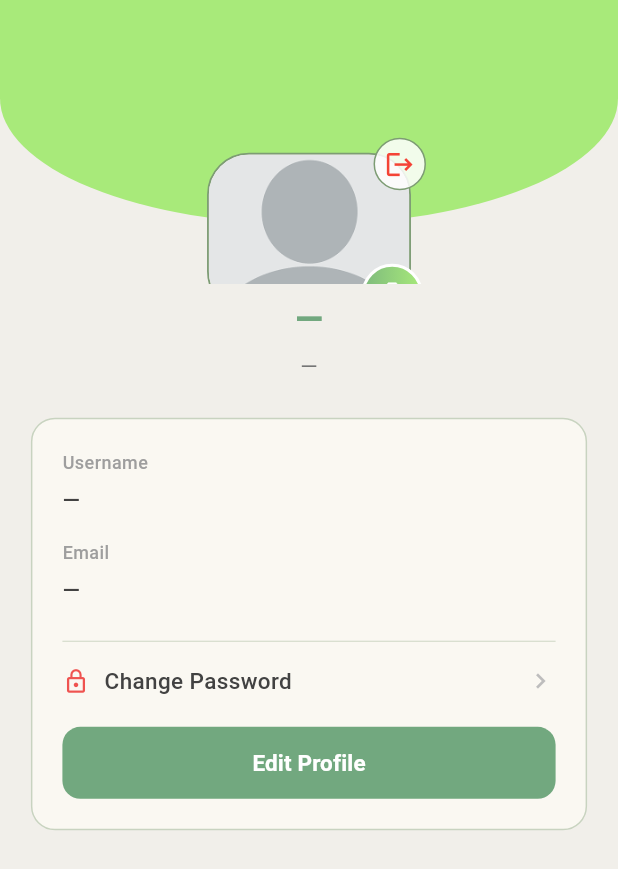
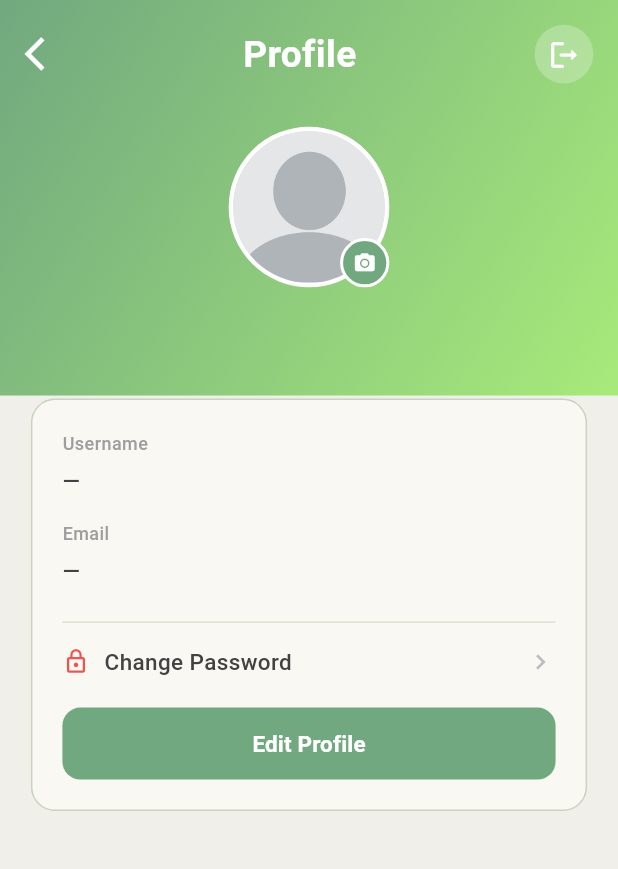
Before and after one commit to noobetajoshua/soiltech-master, a Flutter app: the ProfileScreen screen opened directly, on a phone screen of 412 x 824 dp. Shown: the top 869 px of the screen. Run offline on Flutter 3.47's test engine with Material 3 defaults, Android fonts, the phone set to English and light mode, and no system bars; our stand-ins replace image_picker, supabase_flutter; accounts and stored records are empty.

Commit message:
Refactor profile.dart: remove duplication and improve camera interaction
- Removed duplicate handling for username and email
- Updated camera icon behavior:
  - Tap shows image source options
  - Tapping outside hides options and restores camera icon

```diff
--- a/soiltech_frontend/lib/profile.dart
+++ b/soiltech_frontend/lib/profile.dart
@@ -5,6 +5,7 @@ import 'package:soiltech/controllers/profile_photo_controller.dart';
 import 'package:soiltech/controllers/profile_info_controller.dart';
 import 'package:soiltech/login.dart';
 import 'package:soiltech/change_password_screen.dart';
+
 class ProfileScreen extends StatefulWidget {
   const ProfileScreen({super.key});
 
@@ -73,10 +74,6 @@ class _ProfileScreenState extends State<ProfileScreen> {
     _usernameController.text = _username;
     _emailController.text = _email;
     setState(() => _isEditMode = true);
-  }
-
-  void _cancelEditMode() {
-    setState(() => _isEditMode = false);
   }
 
   Future<void> _handleSaveProfile() async {
@@ -159,111 +156,124 @@ class _ProfileScreenState extends State<ProfileScreen> {
     final w = MediaQuery.of(context).size.width;
     final h = MediaQuery.of(context).size.height;
 
-    final avatarBoxWidth = w * 0.33;
-    final avatarBoxHeight = h * 0.13;
-    final avatarIconSize = w * 0.18;
-    final headerHeight = h * 0.23;
-    final bannerHeight = headerHeight * 0.79;
-
     return Scaffold(
       backgroundColor: bgColor,
-      body: SafeArea(
-        child: _isLoading
+      body: _isLoading
           ? const Center(child: CircularProgressIndicator(color: darkGreen))
-            : RefreshIndicator(
+          : GestureDetector(
+              onTap: () {
+                if (showPictureMenu) setState(() => showPictureMenu = false);
+              },
+              child: Stack(
+                children: [
+                  // ── Gradient header ───────────────────────────────
+                  Container(
+                    height: h * 0.32,
+                    width: double.infinity,
+                    decoration: const BoxDecoration(
+                      gradient: LinearGradient(
+                        colors: [darkGreen, greenColor],
+                        begin: Alignment.topLeft,
+                        end: Alignment.bottomRight,
+                      ),
+                    ),
+                  ),
+
+                  SafeArea(
+                    child: RefreshIndicator(
                       color: darkGreen,
                       onRefresh: _loadProfile,
                       child: SingleChildScrollView(
                         physics: const AlwaysScrollableScrollPhysics(),
                         child: Column(
                           children: [
-                      // ── Header / Avatar ──────────────────────────────
-                      SizedBox(
-                        height: headerHeight,
-                        width: double.infinity,
-                        child: Stack(
-                          alignment: Alignment.topCenter,
+                            // ── Top bar ─────────────────────────────
+                            Padding(
+                              padding: EdgeInsets.symmetric(
+                                horizontal: w * 0.04,
+                                vertical: h * 0.02,
+                              ),
+                              child: Row(
                                 children: [
-                            // Green banner
-                            Container(
-                              height: bannerHeight,
-                              width: double.infinity,
-                              decoration: const BoxDecoration(
-                                color: greenColor,
-                                borderRadius: BorderRadius.only(
-                                  bottomLeft: Radius.elliptical(220, 90),
-                                  bottomRight: Radius.elliptical(220, 90),
+                                  // Back arrow
+                                  GestureDetector(
+                                    onTap: () => Navigator.pop(context),
+                                    child: Icon(
+                                      Icons.arrow_back_ios,
+                                      color: Colors.white,
+                                      size: w * 0.065,
+                                    ),
+                                  ),
+
+                                  const Spacer(),
+
+                                  // Title
+                                  Text(
+                                    'Profile',
+                                    style: TextStyle(
+                                      fontSize: w * 0.06,
+                                      fontWeight: FontWeight.bold,
+                                      color: Colors.white,
+                                    ),
+                                  ),
+
+                                  const Spacer(),
+
+                                  // Logout button
+                                  GestureDetector(
+                                    onTap: _handleSignOut,
+                                    child: Container(
+                                      padding: EdgeInsets.all(w * 0.02),
+                                      decoration: BoxDecoration(
+                                        color: Colors.white.withOpacity(0.25),
+                                        shape: BoxShape.circle,
+                                      ),
+                                      child: Icon(
+                                        Icons.logout_rounded,
+                                        color: Colors.white,
+                                        size: w * 0.055,
                                       ),
                                     ),
                                   ),
+                                ],
+                              ),
+                            ),
 
-                            // Avatar card
-                            Positioned(
-                              top: bannerHeight * 0.68,
-                              child: Stack(
+                            SizedBox(height: h * 0.015),
+
+                            // ── Avatar + camera ─────────────────────
+                            Stack(
                               clipBehavior: Clip.none,
                               children: [
                                 Container(
-                                    width: avatarBoxWidth,
-                                    height: avatarBoxHeight,
+                                  width: w * 0.26,
+                                  height: w * 0.26,
                                   decoration: BoxDecoration(
-                                      color: bgColor,
-                                      borderRadius: BorderRadius.circular(28),
+                                    shape: BoxShape.circle,
+                                    color: Colors.grey.shade300,
                                     border: Border.all(
-                                        color: borderColor,
-                                        width: 1.2,
+                                      color: Colors.white,
+                                      width: 3,
                                     ),
                                   ),
-                                    child: ClipRRect(
-                                      borderRadius: BorderRadius.circular(27),
-                                      child: _buildProfileImage(avatarIconSize),
-                                    ),
-                                  ),
-
-                                  // Logout icon
-                                  Positioned(
-                                    top: -10,
-                                    right: -10,
-                                    child: GestureDetector(
-                                      onTap: _handleSignOut,
-                                      child: Container(
-                                        padding: EdgeInsets.all(w * 0.015),
-                                        decoration: BoxDecoration(
-                                          color: Colors.white.withOpacity(0.85),
-                                          shape: BoxShape.circle,
-                                          border: Border.all(
-                                            color: borderColor,
-                                            width: 1,
-                                          ),
-                                        ),
-                                        child: Icon(
-                                          Icons.logout,
-                                          color: Colors.red,
-                                          size: w * 0.05,
-                                        ),
-                                      ),
+                                  child: ClipOval(
+                                    child: _buildProfileImage(w * 0.15),
                                   ),
                                 ),
 
                                 // Camera button
                                 Positioned(
-                                    bottom: -8,
-                                    right: -8,
+                                  bottom: 0,
+                                  right: 0,
                                   child: GestureDetector(
                                     onTap: () => setState(
-                                        () =>
-                                            showPictureMenu = !showPictureMenu,
+                                      () => showPictureMenu = !showPictureMenu,
                                     ),
                                     child: Container(
-                                        padding: EdgeInsets.all(w * 0.02),
+                                      padding: EdgeInsets.all(w * 0.016),
                                       decoration: BoxDecoration(
                                         shape: BoxShape.circle,
-                                          gradient: const LinearGradient(
-                                            colors: [
-                                              Color(0xFF7DB97D),
-                                              Color(0xFFA8EA7A),
-                                            ],
-                                          ),
+                                        color: darkGreen,
                                         border: Border.all(
                                           color: Colors.white,
                                           width: 2,
@@ -271,48 +281,34 @@ class _ProfileScreenState extends State<ProfileScreen> {
                                       ),
                                       child: Icon(
                                         Icons.camera_alt,
-                                          size: w * 0.05,
+                                        size: w * 0.038,
                                         color: Colors.white,
                                       ),
                                     ),
                                   ),
                                 ),
-                                ],
+
+                                // ── Picture menu below camera icon ───
+                                if (showPictureMenu)
+                                  Positioned(
+                                    top: w * 0.26 + 6,
+                                    right: 0,
+                                    child: GestureDetector(
+                                      onTap:
+                                          () {}, // absorb tap — prevent dismiss
+                                      child: _pictureMenu(w),
                                     ),
                                   ),
                               ],
                             ),
+
+                            SizedBox(height: h * 0.09),
+
+                            // ── Profile card ────────────────────────
+                            Padding(
+                              padding: EdgeInsets.symmetric(
+                                horizontal: w * 0.05,
                               ),
-
-                      const SizedBox(height: 6),
-
-                      // Username display
-                      Text(
-                        _username.isNotEmpty ? _username : '—',
-                        style: TextStyle(
-                          fontSize: w * 0.058,
-                          fontWeight: FontWeight.w800,
-                          color: darkGreen,
-                        ),
-                      ),
-
-                      const SizedBox(height: 4),
-
-                      // Email display
-                      Text(
-                        _email.isNotEmpty ? _email : '—',
-                        style: TextStyle(
-                          fontSize: w * 0.036,
-                          fontWeight: FontWeight.w400,
-                          color: Colors.grey.shade600,
-                        ),
-                      ),
-
-                      const SizedBox(height: 24),
-
-                      // ── Profile Card ─────────────────────────────────
-                      Padding(
-                        padding: EdgeInsets.symmetric(horizontal: w * 0.05),
                               child: Container(
                                 width: double.infinity,
                                 padding: const EdgeInsets.symmetric(
@@ -330,7 +326,7 @@ class _ProfileScreenState extends State<ProfileScreen> {
                                 child: Column(
                                   crossAxisAlignment: CrossAxisAlignment.start,
                                   children: [
-                              // ── Username field ──
+                                    // ── Username ──
                                     _buildFieldLabel('Username'),
                                     const SizedBox(height: 6),
                                     _isEditMode
@@ -339,19 +335,19 @@ class _ProfileScreenState extends State<ProfileScreen> {
 
                                     const SizedBox(height: 16),
 
-                              // ── Email field ──
+                                    // ── Email ──
                                     _buildFieldLabel('Email'),
                                     const SizedBox(height: 6),
                                     _isEditMode
                                         ? _buildTextField(
                                             _emailController,
-                                      keyboardType: TextInputType.emailAddress,
+                                            keyboardType:
+                                                TextInputType.emailAddress,
                                           )
                                         : _buildDisplayText(_email),
 
                                     const SizedBox(height: 16),
 
-                              // ── Divider ──
                                     Divider(
                                       color: borderColor.withOpacity(0.3),
                                       thickness: 0.8,
@@ -364,7 +360,10 @@ class _ProfileScreenState extends State<ProfileScreen> {
                                       onTap: () {
                                         Navigator.push(
                                           context,
-    MaterialPageRoute(builder: (_) => const ChangePasswordScreen()),
+                                          MaterialPageRoute(
+                                            builder: (_) =>
+                                                const ChangePasswordScreen(),
+                                          ),
                                         );
                                       },
                                       child: Row(
@@ -395,7 +394,7 @@ class _ProfileScreenState extends State<ProfileScreen> {
 
                                     const SizedBox(height: 20),
 
-                              // ── Action Button ──
+                                    // ── Action button ──
                                     SizedBox(
                                       width: double.infinity,
                                       height: 48,
@@ -407,12 +406,11 @@ class _ProfileScreenState extends State<ProfileScreen> {
                                               style: ElevatedButton.styleFrom(
                                                 backgroundColor: darkGreen,
                                                 foregroundColor: Colors.white,
-                                          disabledBackgroundColor: darkGreen
-                                              .withOpacity(0.6),
+                                                disabledBackgroundColor:
+                                                    darkGreen.withOpacity(0.6),
                                                 shape: RoundedRectangleBorder(
-                                            borderRadius: BorderRadius.circular(
-                                              12,
-                                            ),
+                                                  borderRadius:
+                                                      BorderRadius.circular(12),
                                                 ),
                                                 elevation: 0,
                                               ),
@@ -430,7 +428,8 @@ class _ProfileScreenState extends State<ProfileScreen> {
                                                       'Save Profile',
                                                       style: TextStyle(
                                                         fontSize: 15,
-                                                  fontWeight: FontWeight.w600,
+                                                        fontWeight:
+                                                            FontWeight.w600,
                                                       ),
                                                     ),
                                             )
@@ -440,9 +439,8 @@ class _ProfileScreenState extends State<ProfileScreen> {
                                                 backgroundColor: darkGreen,
                                                 foregroundColor: Colors.white,
                                                 shape: RoundedRectangleBorder(
-                                            borderRadius: BorderRadius.circular(
-                                              12,
-                                            ),
+                                                  borderRadius:
+                                                      BorderRadius.circular(12),
                                                 ),
                                                 elevation: 0,
                                               ),
@@ -466,11 +464,9 @@ class _ProfileScreenState extends State<ProfileScreen> {
                       ),
                     ),
                   ),
-
-      // Picture menu overlay
-      floatingActionButton: showPictureMenu
-          ? null
-          : null, // handled in Stack below via body overlay
+                ],
+              ),
+            ),
     );
   }
 
@@ -523,7 +519,7 @@ class _ProfileScreenState extends State<ProfileScreen> {
         ),
         focusedBorder: OutlineInputBorder(
           borderRadius: BorderRadius.circular(8),
-          borderSide: BorderSide(color: darkGreen, width: 1.5),
+          borderSide: const BorderSide(color: darkGreen, width: 1.5),
         ),
         filled: true,
         fillColor: Colors.white,
@@ -556,47 +552,63 @@ class _ProfileScreenState extends State<ProfileScreen> {
 
   Widget _pictureMenu(double w) {
     return ClipRRect(
-      borderRadius: BorderRadius.circular(12),
+      borderRadius: BorderRadius.circular(10),
       child: BackdropFilter(
         filter: ImageFilter.blur(sigmaX: 10, sigmaY: 10),
         child: Container(
-          width: w * 0.55,
-          padding: EdgeInsets.all(w * 0.03),
+          padding: EdgeInsets.symmetric(
+            horizontal: w * 0.035,
+            vertical: w * 0.025,
+          ),
           decoration: BoxDecoration(
-            color: Colors.white.withOpacity(0.85),
-            borderRadius: BorderRadius.circular(12),
+            color: Colors.white.withOpacity(0.92),
+            borderRadius: BorderRadius.circular(10),
+            boxShadow: [
+              BoxShadow(
+                color: Colors.black.withOpacity(0.1),
+                blurRadius: 8,
+                offset: const Offset(0, 2),
               ),
+            ],
+          ),
+          child: IntrinsicWidth(
             child: Column(
               mainAxisSize: MainAxisSize.min,
+              crossAxisAlignment: CrossAxisAlignment.start,
               children: [
                 GestureDetector(
                   onTap: _uploadProfilePhoto,
                   child: Row(
+                    mainAxisSize: MainAxisSize.min,
                     children: [
                       const Icon(
                         Icons.camera_alt,
-                      size: 20,
+                        size: 15,
                         color: Colors.black54,
                       ),
-                    SizedBox(width: w * 0.02),
+                      SizedBox(width: w * 0.018),
                       const Text(
                         'Upload Picture',
-                      style: TextStyle(fontSize: 14),
+                        style: TextStyle(fontSize: 12, color: Colors.black87),
                       ),
                     ],
                   ),
                 ),
                 if (profileImageUrl != null && profileImageUrl!.isNotEmpty) ...[
-                SizedBox(height: w * 0.03),
+                  SizedBox(height: w * 0.02),
                   GestureDetector(
                     onTap: _removeProfilePhoto,
                     child: Row(
+                      mainAxisSize: MainAxisSize.min,
                       children: const [
-                      Icon(Icons.delete, size: 20, color: Colors.redAccent),
+                        Icon(Icons.delete, size: 15, color: Colors.redAccent),
                         SizedBox(width: 8),
                         Text(
                           'Remove Picture',
-                        style: TextStyle(fontSize: 14, color: Colors.redAccent),
+                          style: TextStyle(
+                            fontSize: 12,
+                            color: Colors.redAccent,
+                          ),
                         ),
                       ],
                     ),
@@ -606,6 +618,7 @@ class _ProfileScreenState extends State<ProfileScreen> {
             ),
           ),
         ),
+      ),
     );
   }
 }
```
Lines whose indentation alone changed are shown as unchanged.
